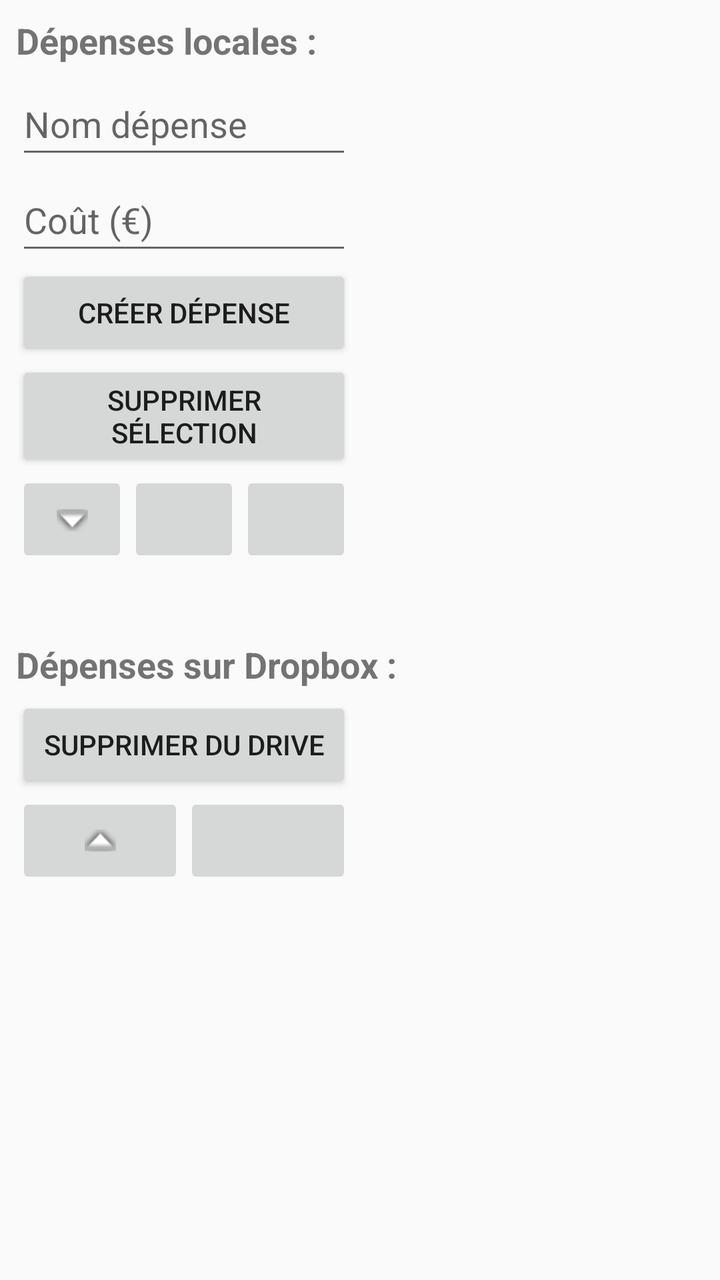
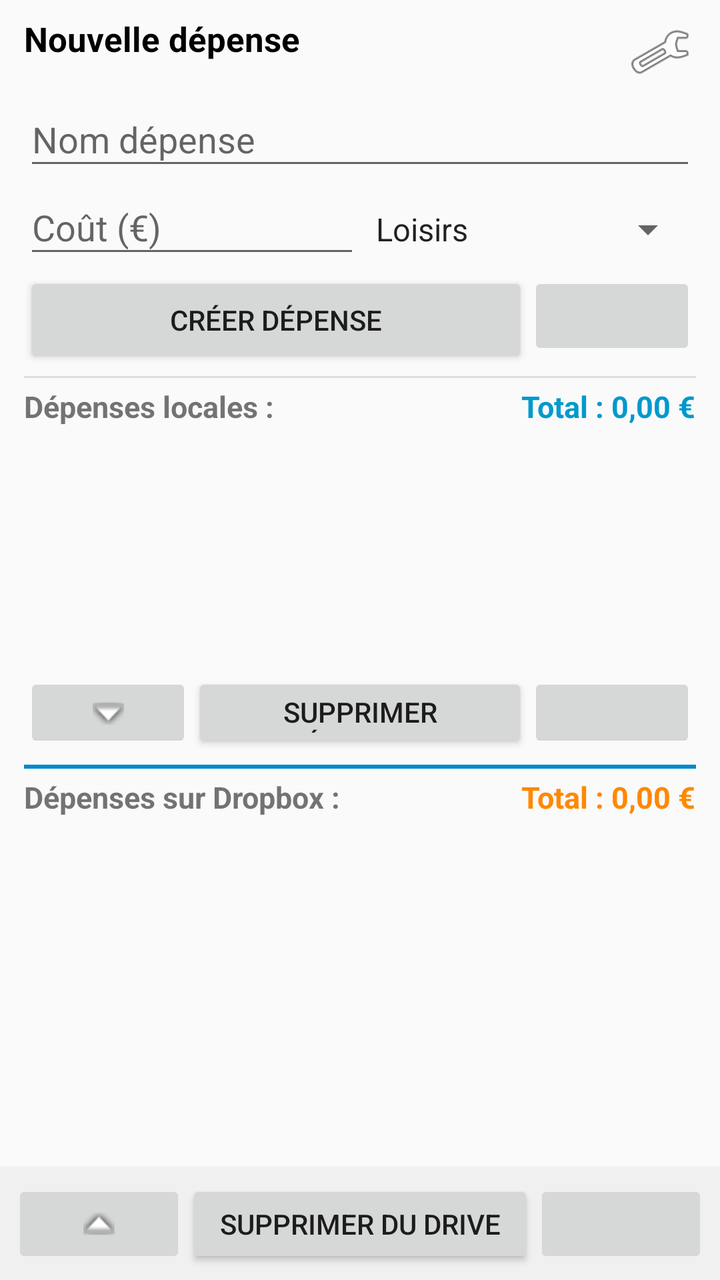

Compare the two renders of this Android layout. The source of the first and the diff that turns it into the second are given below.
<!-- AndroidManifest.xml: application theme AppTheme -->
<!-- res/layout/activity_main.xml -->
<?xml version="1.0" encoding="utf-8"?>
<LinearLayout xmlns:android="http://schemas.android.com/apk/res/android"
    xmlns:app="http://schemas.android.com/apk/res-auto"
    xmlns:tools="http://schemas.android.com/tools"
    android:layout_width="match_parent"
    android:layout_height="match_parent"
    android:orientation="vertical"
    android:padding="8dp">

    
    <LinearLayout
        android:layout_width="match_parent"
        android:layout_height="0dp"
        android:layout_weight="1"
        android:orientation="vertical">

        <TextView
            android:id="@+id/textProg"
            android:layout_width="match_parent"
            android:layout_height="wrap_content"
            android:text="Dépenses locales :"
            android:textSize="18sp"
            android:textStyle="bold"
            android:paddingBottom="4dp" />

        <LinearLayout
            android:layout_width="match_parent"
            android:layout_height="match_parent"
            android:orientation="horizontal">

            <ScrollView
                android:layout_width="0dp"
                android:layout_height="match_parent"
                android:layout_weight="1"
                android:fillViewport="true">

                <LinearLayout
                    android:layout_width="match_parent"
                    android:layout_height="wrap_content"
                    android:orientation="vertical"
                    android:paddingEnd="4dp">

                    <EditText
                        android:id="@+id/nomDepense"
                        android:layout_width="match_parent"
                        android:layout_height="wrap_content"
                        android:hint="Nom dépense"
                        android:inputType="textCapSentences"
                        android:lines="1"
                        android:minHeight="48dp" />

                    <EditText
                        android:id="@+id/cout"
                        android:layout_width="match_parent"
                        android:layout_height="wrap_content"
                        android:hint="Coût (€)"
                        android:inputType="numberSigned|numberDecimal"
                        android:lines="1"
                        android:minHeight="48dp" />

                    <Button
                        android:id="@+id/creerDepense"
                        android:layout_width="match_parent"
                        android:layout_height="wrap_content"
                        android:text="Créer dépense" />

                    <Button
                        android:id="@+id/supprimerDepenses"
                        android:layout_width="match_parent"
                        android:layout_height="wrap_content"
                        android:text="Supprimer sélection" />

                    <LinearLayout
                        android:layout_width="match_parent"
                        android:layout_height="wrap_content"
                        android:orientation="horizontal">

                        <ImageButton
                            android:id="@+id/exportDepense"
                            android:layout_width="0dp"
                            android:layout_height="48dp"
                            android:layout_weight="1"
                            android:contentDescription="Exporter vers Dropbox"
                            android:src="@android:drawable/arrow_down_float" />

                        <ImageButton
                            android:id="@+id/refreshListPhone"
                            android:layout_width="0dp"
                            android:layout_height="48dp"
                            android:layout_weight="1"
                            android:contentDescription="Rafraîchir liste locale"
                            app:srcCompat="@android:drawable/ic_popup_sync" />

                        <ImageButton
                            android:id="@+id/search_voice_btn"
                            android:layout_width="0dp"
                            android:layout_height="48dp"
                            android:layout_weight="1"
                            android:contentDescription="Saisie vocale"
                            app:srcCompat="@drawable/ic_micro" />
                    </LinearLayout>
                </LinearLayout>
            </ScrollView>

            <ListView
                android:id="@+id/listViewPhone"
                android:layout_width="0dp"
                android:layout_height="match_parent"
                android:layout_weight="1"
                android:choiceMode="multipleChoice"
                android:divider="@color/colorAccent"
                android:dividerHeight="1dp"
                android:nestedScrollingEnabled="true" />
        </LinearLayout>
    </LinearLayout>

    <ProgressBar
        android:id="@+id/progressBar"
        style="?android:attr/progressBarStyleHorizontal"
        android:layout_width="match_parent"
        android:layout_height="8dp"
        android:indeterminate="true"
        android:visibility="gone"
        android:layout_marginTop="4dp"
        android:layout_marginBottom="4dp" />

    
    <LinearLayout
        android:layout_width="match_parent"
        android:layout_height="0dp"
        android:layout_weight="1"
        android:orientation="vertical">

        <TextView
            android:id="@+id/textProgDrive"
            android:layout_width="match_parent"
            android:layout_height="wrap_content"
            android:text="Dépenses sur Dropbox :"
            android:textSize="18sp"
            android:textStyle="bold"
            android:paddingBottom="4dp" />

        <LinearLayout
            android:layout_width="match_parent"
            android:layout_height="match_parent"
            android:orientation="horizontal">

            <ScrollView
                android:layout_width="0dp"
                android:layout_height="match_parent"
                android:layout_weight="1"
                android:fillViewport="true">

                <LinearLayout
                    android:layout_width="match_parent"
                    android:layout_height="wrap_content"
                    android:orientation="vertical"
                    android:paddingEnd="4dp">

                    <Button
                        android:id="@+id/supprimerDepensesDrive"
                        android:layout_width="match_parent"
                        android:layout_height="wrap_content"
                        android:text="Supprimer du Drive" />

                    <LinearLayout
                        android:layout_width="match_parent"
                        android:layout_height="wrap_content"
                        android:orientation="horizontal">

                        <ImageButton
                            android:id="@+id/importDepense"
                            android:layout_width="0dp"
                            android:layout_height="48dp"
                            android:layout_weight="1"
                            android:contentDescription="Importer depuis Dropbox"
                            android:src="@android:drawable/arrow_up_float" />

                        <ImageButton
                            android:id="@+id/refreshListDrive"
                            android:layout_width="0dp"
                            android:layout_height="48dp"
                            android:layout_weight="1"
                            android:contentDescription="Rafraîchir liste Dropbox"
                            app:srcCompat="@android:drawable/ic_popup_sync" />
                    </LinearLayout>
                </LinearLayout>
            </ScrollView>

            <ListView
                android:id="@+id/listViewDrive"
                android:layout_width="0dp"
                android:layout_height="match_parent"
                android:layout_weight="1"
                android:choiceMode="multipleChoice"
                android:divider="@android:color/holo_orange_dark"
                android:dividerHeight="1dp"
                android:nestedScrollingEnabled="true" />
        </LinearLayout>
    </LinearLayout>

</LinearLayout>
<!-- resources referenced by this layout -->
<resources>
  <color name="colorAccent">#D81B60</color>
  <!-- drawable ic_micro (drawable-anydpi) -->
  <vector xmlns:android="http://schemas.android.com/apk/res/android"
      android:width="24dp"
      android:height="24dp"
      android:viewportWidth="24"
      android:viewportHeight="24"
      android:tint="#333333"
      android:alpha="0.6">
    <path
        android:fillColor="@android:color/white"
        android:pathData="M12,14c1.66,0 2.99,-1.34 2.99,-3L15,5c0,-1.66 -1.34,-3 -3,-3S9,3.34 9,5v6c0,1.66 1.34,3 3,3zM17.3,11c0,3 -2.54,5.1 -5.3,5.1S6.7,14 6.7,11L5,11c0,3.41 2.72,6.23 6,6.72L11,21h2v-3.28c3.28,-0.48 6,-3.3 6,-6.72h-1.7z"/>
  </vector>
  <style name="AppTheme" parent="Theme.AppCompat.Light.DarkActionBar">
          
          <item name="colorPrimary">@color/colorPrimary</item>
          <item name="colorPrimaryDark">@color/colorPrimaryDark</item>
          <item name="colorAccent">@color/colorAccent</item>
          <item name="windowActionBar">false</item>
          <item name="windowNoTitle">true</item>
  
  
      </style>
  <color name="colorPrimary">#008577</color>
  <color name="colorPrimaryDark">#00574B</color>
</resources>

<!-- the commit's change to res/layout/activity_main.xml (unified diff, before → after) -->
@@ -1,202 +1,278 @@
 <?xml version="1.0" encoding="utf-8"?>
 <LinearLayout xmlns:android="http://schemas.android.com/apk/res/android"
     xmlns:app="http://schemas.android.com/apk/res-auto"
-    xmlns:tools="http://schemas.android.com/tools"
     android:layout_width="match_parent"
     android:layout_height="match_parent"
-    android:orientation="vertical"
-    android:padding="8dp">
+    android:orientation="vertical">
+
+    
+    <LinearLayout
+        android:layout_width="match_parent"
+        android:layout_height="wrap_content"
+        android:orientation="vertical"
+        android:paddingStart="12dp"
+        android:paddingEnd="12dp"
+        android:paddingTop="8dp">
+
+        <LinearLayout
+            android:layout_width="match_parent"
+            android:layout_height="wrap_content"
+            android:orientation="horizontal"
+            android:paddingBottom="2dp">
+
+            <TextView
+                android:layout_width="0dp"
+                android:layout_height="wrap_content"
+                android:layout_weight="1"
+                android:text="Nouvelle dépense"
+                android:textSize="17sp"
+                android:textStyle="bold"
+                android:textColor="@android:color/black" />
+
+            <ImageButton
+                android:id="@+id/btnSettings"
+                android:layout_width="36dp"
+                android:layout_height="36dp"
+                android:background="?attr/selectableItemBackgroundBorderless"
+                android:contentDescription="Préférences"
+                android:src="@android:drawable/ic_menu_preferences" />
+        </LinearLayout>
+
+        <EditText
+            android:id="@+id/nomDepense"
+            android:layout_width="match_parent"
+            android:layout_height="wrap_content"
+            android:hint="Nom dépense"
+            android:inputType="textCapSentences"
+            android:lines="1"
+            android:minHeight="44dp" />
+
+        <LinearLayout
+            android:layout_width="match_parent"
+            android:layout_height="wrap_content"
+            android:orientation="horizontal">
+
+            <EditText
+                android:id="@+id/cout"
+                android:layout_width="0dp"
+                android:layout_height="wrap_content"
+                android:layout_weight="1"
+                android:hint="Coût (€)"
+                android:inputType="numberSigned|numberDecimal"
+                android:lines="1"
+                android:minHeight="44dp" />
+
+            <Spinner
+                android:id="@+id/spinnerCategory"
+                android:layout_width="0dp"
+                android:layout_height="wrap_content"
+                android:layout_weight="1"
+                android:minHeight="44dp"
+                android:entries="@array/categories_array" />
+        </LinearLayout>
+
+        <LinearLayout
+            android:layout_width="match_parent"
+            android:layout_height="wrap_content"
+            android:orientation="horizontal"
+            android:paddingTop="2dp"
+            android:paddingBottom="2dp">
+
+            <Button
+                android:id="@+id/creerDepense"
+                android:layout_width="0dp"
+                android:layout_height="wrap_content"
+                android:layout_weight="3"
+                android:text="Créer dépense" />
+
+            <ImageButton
+                android:id="@+id/search_voice_btn"
+                android:layout_width="0dp"
+                android:layout_height="44dp"
+                android:layout_weight="1"
+                android:contentDescription="Saisie vocale"
+                app:srcCompat="@drawable/ic_micro" />
+        </LinearLayout>
+
+        <ProgressBar
+            android:id="@+id/progressBar"
+            style="?android:attr/progressBarStyleHorizontal"
+            android:layout_width="match_parent"
+            android:layout_height="4dp"
+            android:indeterminate="true"
+            android:visibility="gone"
+            android:layout_marginBottom="2dp" />
+
+        
+        <View
+            android:layout_width="match_parent"
+            android:layout_height="1dp"
+            android:background="#DDDDDD"
+            android:layout_marginTop="2dp"
+            android:layout_marginBottom="4dp" />
+    </LinearLayout>
 
     
     <LinearLayout
         android:layout_width="match_parent"
         android:layout_height="0dp"
         android:layout_weight="1"
-        android:orientation="vertical">
-
-        <TextView
-            android:id="@+id/textProg"
-            android:layout_width="match_parent"
-            android:layout_height="wrap_content"
-            android:text="Dépenses locales :"
-            android:textSize="18sp"
-            android:textStyle="bold"
-            android:paddingBottom="4dp" />
-
-        <LinearLayout
-            android:layout_width="match_parent"
-            android:layout_height="match_parent"
+        android:orientation="vertical"
+        android:paddingStart="12dp"
+        android:paddingEnd="12dp">
+
+        <LinearLayout
+            android:layout_width="match_parent"
+            android:layout_height="wrap_content"
             android:orientation="horizontal">
 
-            <ScrollView
-                android:layout_width="0dp"
-                android:layout_height="match_parent"
-                android:layout_weight="1"
-                android:fillViewport="true">
-
-                <LinearLayout
-                    android:layout_width="match_parent"
-                    android:layout_height="wrap_content"
-                    android:orientation="vertical"
-                    android:paddingEnd="4dp">
-
-                    <EditText
-                        android:id="@+id/nomDepense"
-                        android:layout_width="match_parent"
-                        android:layout_height="wrap_content"
-                        android:hint="Nom dépense"
-                        android:inputType="textCapSentences"
-                        android:lines="1"
-                        android:minHeight="48dp" />
-
-                    <EditText
-                        android:id="@+id/cout"
-                        android:layout_width="match_parent"
-                        android:layout_height="wrap_content"
-                        android:hint="Coût (€)"
-                        android:inputType="numberSigned|numberDecimal"
-                        android:lines="1"
-                        android:minHeight="48dp" />
-
-                    <Button
-                        android:id="@+id/creerDepense"
-                        android:layout_width="match_parent"
-                        android:layout_height="wrap_content"
-                        android:text="Créer dépense" />
-
-                    <Button
-                        android:id="@+id/supprimerDepenses"
-                        android:layout_width="match_parent"
-                        android:layout_height="wrap_content"
-                        android:text="Supprimer sélection" />
-
-                    <LinearLayout
-                        android:layout_width="match_parent"
-                        android:layout_height="wrap_content"
-                        android:orientation="horizontal">
-
-                        <ImageButton
-                            android:id="@+id/exportDepense"
-                            android:layout_width="0dp"
-                            android:layout_height="48dp"
-                            android:layout_weight="1"
-                            android:contentDescription="Exporter vers Dropbox"
-                            android:src="@android:drawable/arrow_down_float" />
-
-                        <ImageButton
-                            android:id="@+id/refreshListPhone"
-                            android:layout_width="0dp"
-                            android:layout_height="48dp"
-                            android:layout_weight="1"
-                            android:contentDescription="Rafraîchir liste locale"
-                            app:srcCompat="@android:drawable/ic_popup_sync" />
-
-                        <ImageButton
-                            android:id="@+id/search_voice_btn"
-                            android:layout_width="0dp"
-                            android:layout_height="48dp"
-                            android:layout_weight="1"
-                            android:contentDescription="Saisie vocale"
-                            app:srcCompat="@drawable/ic_micro" />
-                    </LinearLayout>
-                </LinearLayout>
-            </ScrollView>
-
-            <ListView
-                android:id="@+id/listViewPhone"
-                android:layout_width="0dp"
-                android:layout_height="match_parent"
-                android:layout_weight="1"
-                android:choiceMode="multipleChoice"
-                android:divider="@color/colorAccent"
-                android:dividerHeight="1dp"
-                android:nestedScrollingEnabled="true" />
-        </LinearLayout>
-    </LinearLayout>
-
-    <ProgressBar
-        android:id="@+id/progressBar"
-        style="?android:attr/progressBarStyleHorizontal"
-        android:layout_width="match_parent"
-        android:layout_height="8dp"
-        android:indeterminate="true"
-        android:visibility="gone"
-        android:layout_marginTop="4dp"
-        android:layout_marginBottom="4dp" />
+            <TextView
+                android:id="@+id/textProg"
+                android:layout_width="0dp"
+                android:layout_height="wrap_content"
+                android:layout_weight="1"
+                android:text="Dépenses locales :"
+                android:textSize="15sp"
+                android:textStyle="bold" />
+
+            <TextView
+                android:id="@+id/totalLocal"
+                android:layout_width="wrap_content"
+                android:layout_height="wrap_content"
+                android:text="Total : 0,00 €"
+                android:textColor="@android:color/holo_blue_dark"
+                android:textSize="15sp"
+                android:textStyle="bold" />
+        </LinearLayout>
+
+        
+        <ListView
+            android:id="@+id/listViewPhone"
+            android:layout_width="match_parent"
+            android:layout_height="0dp"
+            android:layout_weight="1"
+            android:choiceMode="multipleChoice"
+            android:divider="@color/colorAccent"
+            android:dividerHeight="1dp"
+            android:layout_marginTop="2dp"
+            android:layout_marginBottom="2dp" />
+
+        <LinearLayout
+            android:layout_width="match_parent"
+            android:layout_height="wrap_content"
+            android:orientation="horizontal"
+            android:paddingBottom="4dp">
+
+            <ImageButton
+                android:id="@+id/exportDepense"
+                android:layout_width="0dp"
+                android:layout_height="40dp"
+                android:layout_weight="1"
+                android:contentDescription="Exporter vers Dropbox"
+                android:src="@android:drawable/arrow_down_float" />
+
+            <Button
+                android:id="@+id/supprimerDepenses"
+                android:layout_width="0dp"
+                android:layout_height="40dp"
+                android:layout_weight="2"
+                android:text="Supprimer sélection" />
+
+            <ImageButton
+                android:id="@+id/refreshListPhone"
+                android:layout_width="0dp"
+                android:layout_height="40dp"
+                android:layout_weight="1"
+                android:contentDescription="Rafraîchir liste locale"
+                app:srcCompat="@android:drawable/ic_popup_sync" />
+        </LinearLayout>
+
+        
+        <View
+            android:layout_width="match_parent"
+            android:layout_height="2dp"
+            android:background="#0088CC"
+            android:layout_marginTop="2dp"
+            android:layout_marginBottom="4dp" />
+    </LinearLayout>
 
     
     <LinearLayout
         android:layout_width="match_parent"
         android:layout_height="0dp"
         android:layout_weight="1"
-        android:orientation="vertical">
-
-        <TextView
-            android:id="@+id/textProgDrive"
-            android:layout_width="match_parent"
-            android:layout_height="wrap_content"
-            android:text="Dépenses sur Dropbox :"
-            android:textSize="18sp"
-            android:textStyle="bold"
-            android:paddingBottom="4dp" />
-
-        <LinearLayout
-            android:layout_width="match_parent"
-            android:layout_height="match_parent"
+        android:orientation="vertical"
+        android:paddingStart="12dp"
+        android:paddingEnd="12dp">
+
+        <LinearLayout
+            android:layout_width="match_parent"
+            android:layout_height="wrap_content"
             android:orientation="horizontal">
 
-            <ScrollView
-                android:layout_width="0dp"
-                android:layout_height="match_parent"
-                android:layout_weight="1"
-                android:fillViewport="true">
-
-                <LinearLayout
-                    android:layout_width="match_parent"
-                    android:layout_height="wrap_content"
-                    android:orientation="vertical"
-                    android:paddingEnd="4dp">
-
-                    <Button
-                        android:id="@+id/supprimerDepensesDrive"
-                        android:layout_width="match_parent"
-                        android:layout_height="wrap_content"
-                        android:text="Supprimer du Drive" />
-
-                    <LinearLayout
-                        android:layout_width="match_parent"
-                        android:layout_height="wrap_content"
-                        android:orientation="horizontal">
-
-                        <ImageButton
-                            android:id="@+id/importDepense"
-                            android:layout_width="0dp"
-                            android:layout_height="48dp"
-                            android:layout_weight="1"
-                            android:contentDescription="Importer depuis Dropbox"
-                            android:src="@android:drawable/arrow_up_float" />
-
-                        <ImageButton
-                            android:id="@+id/refreshListDrive"
-                            android:layout_width="0dp"
-                            android:layout_height="48dp"
-                            android:layout_weight="1"
-                            android:contentDescription="Rafraîchir liste Dropbox"
-                            app:srcCompat="@android:drawable/ic_popup_sync" />
-                    </LinearLayout>
-                </LinearLayout>
-            </ScrollView>
-
-            <ListView
-                android:id="@+id/listViewDrive"
-                android:layout_width="0dp"
-                android:layout_height="match_parent"
-                android:layout_weight="1"
-                android:choiceMode="multipleChoice"
-                android:divider="@android:color/holo_orange_dark"
-                android:dividerHeight="1dp"
-                android:nestedScrollingEnabled="true" />
-        </LinearLayout>
+            <TextView
+                android:id="@+id/textProgDrive"
+                android:layout_width="0dp"
+                android:layout_height="wrap_content"
+                android:layout_weight="1"
+                android:text="Dépenses sur Dropbox :"
+                android:textSize="15sp"
+                android:textStyle="bold" />
+
+            <TextView
+                android:id="@+id/totalDrive"
+                android:layout_width="wrap_content"
+                android:layout_height="wrap_content"
+                android:text="Total : 0,00 €"
+                android:textColor="@android:color/holo_orange_dark"
+                android:textSize="15sp"
+                android:textStyle="bold" />
+        </LinearLayout>
+
+        
+        <ListView
+            android:id="@+id/listViewDrive"
+            android:layout_width="match_parent"
+            android:layout_height="0dp"
+            android:layout_weight="1"
+            android:choiceMode="multipleChoice"
+            android:divider="@android:color/holo_orange_dark"
+            android:dividerHeight="1dp"
+            android:layout_marginTop="2dp"
+            android:layout_marginBottom="2dp" />
+    </LinearLayout>
+
+    
+    <LinearLayout
+        android:layout_width="match_parent"
+        android:layout_height="wrap_content"
+        android:orientation="horizontal"
+        android:padding="6dp"
+        android:elevation="4dp"
+        android:background="#F0F0F0">
+
+        <ImageButton
+            android:id="@+id/importDepense"
+            android:layout_width="0dp"
+            android:layout_height="44dp"
+            android:layout_weight="1"
+            android:contentDescription="Importer depuis Dropbox"
+            android:src="@android:drawable/arrow_up_float" />
+
+        <Button
+            android:id="@+id/supprimerDepensesDrive"
+            android:layout_width="0dp"
+            android:layout_height="44dp"
+            android:layout_weight="2"
+            android:text="Supprimer du Drive" />
+
+        <ImageButton
+            android:id="@+id/refreshListDrive"
+            android:layout_width="0dp"
+            android:layout_height="44dp"
+            android:layout_weight="1"
+            android:contentDescription="Rafraîchir liste Dropbox"
+            app:srcCompat="@android:drawable/ic_popup_sync" />
     </LinearLayout>
 
 </LinearLayout>
<!-- resource entries referenced after the edit -->
@@ -1,5 +1,13 @@
 <!-- resources referenced by this layout -->
 <resources>
+  <string-array name="categories_array">
+          <item>Loisirs</item>
+          <item>Nourriture / Courses</item>
+          <item>Sport</item>
+          <item>Déplacement</item>
+          <item>Médical</item>
+          <item>Autre</item>
+      </string-array>
   <color name="colorAccent">#D81B60</color>
   <!-- drawable ic_micro (drawable-anydpi) -->
   <vector xmlns:android="http://schemas.android.com/apk/res/android"
